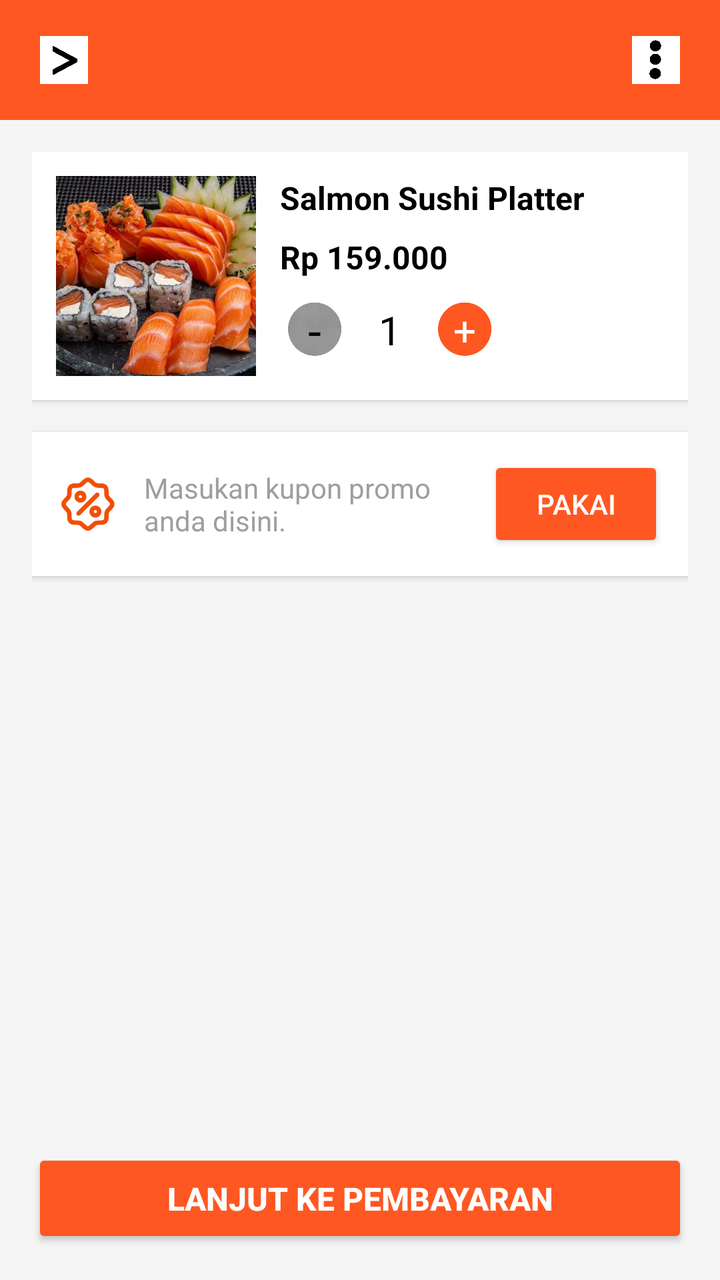
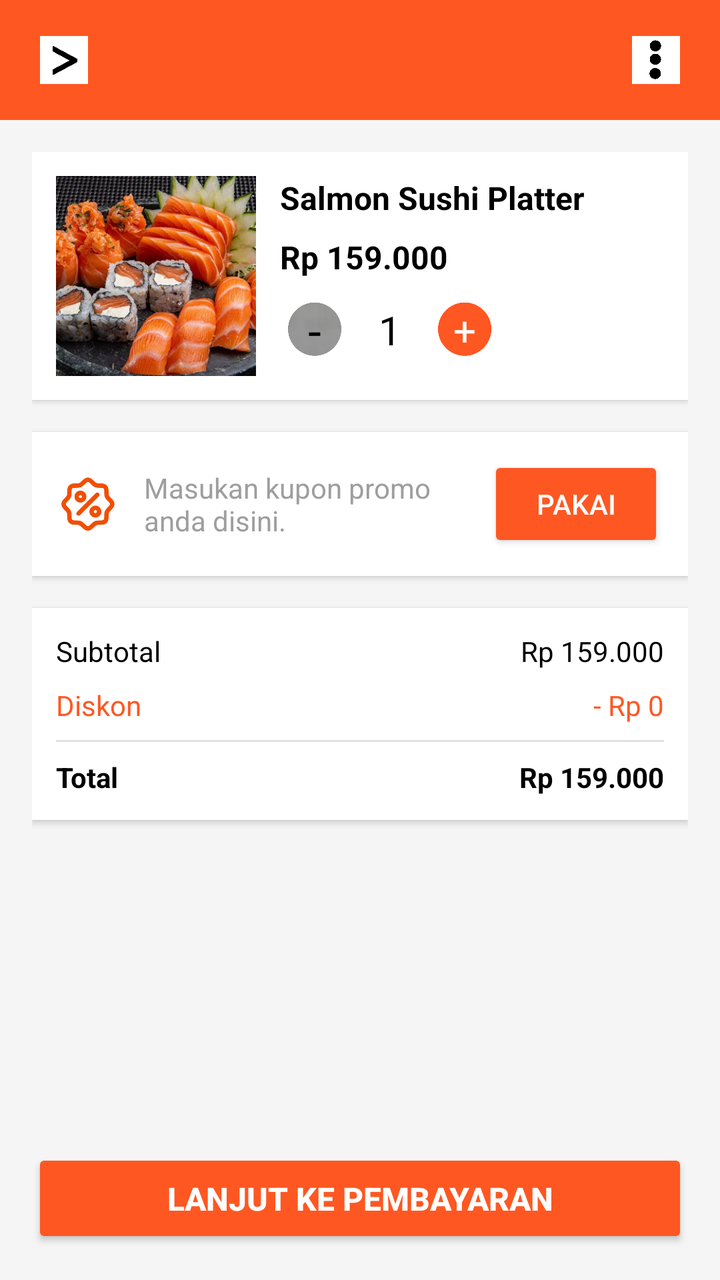

Compare the two renders of this Android layout. The source of the first and the diff that turns it into the second are given below.
<!-- AndroidManifest.xml: application theme Theme.Sushilicious -->
<!-- res/layout/activity_cart.xml -->
<?xml version="1.0" encoding="utf-8"?>
<androidx.constraintlayout.widget.ConstraintLayout xmlns:android="http://schemas.android.com/apk/res/android"
    xmlns:app="http://schemas.android.com/apk/res-auto"
    xmlns:tools="http://schemas.android.com/tools"
    android:id="@+id/main"
    android:layout_width="match_parent"
    android:layout_height="match_parent"
    android:background="#F5F5F5"
    tools:context=".Cart">

    
    <View
        android:id="@+id/headerBackground"
        android:layout_width="match_parent"
        android:layout_height="60dp"
        android:background="#FF5722"
        app:layout_constraintEnd_toEndOf="parent"
        app:layout_constraintStart_toStartOf="parent"
        app:layout_constraintTop_toTopOf="parent" />

    
    <ImageButton
        android:id="@+id/imageButton"
        android:layout_width="48dp"
        android:layout_height="48dp"
        android:layout_marginStart="8dp"
        android:background="@android:color/transparent"
        android:contentDescription="Tombol kembali"
        android:padding="12dp"
        android:scaleType="fitCenter"
        app:layout_constraintBottom_toBottomOf="@+id/headerBackground"
        app:layout_constraintStart_toStartOf="parent"
        app:layout_constraintTop_toTopOf="parent"
        app:srcCompat="@drawable/kembali" />

    
    <ImageButton
        android:id="@+id/imageButton2"
        android:layout_width="48dp"
        android:layout_height="48dp"
        android:layout_marginEnd="8dp"
        android:background="@android:color/transparent"
        android:contentDescription="Menu lainnya"
        android:padding="12dp"
        android:scaleType="fitCenter"
        app:layout_constraintBottom_toBottomOf="@+id/headerBackground"
        app:layout_constraintEnd_toEndOf="parent"
        app:layout_constraintTop_toTopOf="parent"
        app:srcCompat="@drawable/titiktiga" />

    
    <ScrollView
        android:layout_width="match_parent"
        android:layout_height="0dp"
        android:fillViewport="true"
        app:layout_constraintBottom_toTopOf="@+id/button2"
        app:layout_constraintEnd_toEndOf="parent"
        app:layout_constraintStart_toStartOf="parent"
        app:layout_constraintTop_toBottomOf="@+id/headerBackground">

        <LinearLayout
            android:layout_width="match_parent"
            android:layout_height="wrap_content"
            android:orientation="vertical"
            android:padding="16dp">

            
            <LinearLayout
                android:layout_width="match_parent"
                android:layout_height="wrap_content"
                android:background="@android:color/white"
                android:elevation="2dp"
                android:orientation="horizontal"
                android:padding="12dp">

                <ImageView
                    android:id="@+id/imageView3"
                    android:layout_width="100dp"
                    android:layout_height="100dp"
                    android:scaleType="centerCrop"
                    app:srcCompat="@drawable/sushi" />

                <LinearLayout
                    android:layout_width="0dp"
                    android:layout_height="wrap_content"
                    android:layout_marginStart="12dp"
                    android:layout_weight="1"
                    android:orientation="vertical">

                    <TextView
                        android:id="@+id/textView2"
                        android:layout_width="wrap_content"
                        android:layout_height="wrap_content"
                        android:text="Salmon Sushi Platter"
                        android:textColor="#000000"
                        android:textSize="16sp"
                        android:textStyle="bold" />

                    <TextView
                        android:id="@+id/textView4"
                        android:layout_width="wrap_content"
                        android:layout_height="wrap_content"
                        android:layout_marginTop="8dp"
                        android:text="Rp 159.000"
                        android:textColor="#000000"
                        android:textSize="16sp"
                        android:textStyle="bold" />

                    <LinearLayout
                        android:layout_width="wrap_content"
                        android:layout_height="wrap_content"
                        android:layout_marginTop="8dp"
                        android:gravity="center_vertical"
                        android:orientation="horizontal">

                        <TextView
                            android:id="@+id/btnMinus"
                            android:layout_width="35dp"
                            android:layout_height="35dp"
                            android:background="@drawable/bunderabu"
                            android:gravity="center"
                            android:text="-"
                            android:textColor="#000000"
                            android:textSize="24sp" />

                        <TextView
                            android:id="@+id/textQuantity"
                            android:layout_width="40dp"
                            android:layout_height="wrap_content"
                            android:gravity="center"
                            android:text="1"
                            android:textColor="#000000"
                            android:textSize="20sp" />

                        <TextView
                            android:id="@+id/btnMinus2"
                            android:layout_width="35dp"
                            android:layout_height="35dp"
                            android:background="@drawable/bunderabu"
                            android:backgroundTint="#FF5722"
                            android:gravity="center"
                            android:text="+"
                            android:textColor="#FFFFFF"
                            android:textSize="20sp" />

                    </LinearLayout>

                </LinearLayout>

            </LinearLayout>

            

            
            <LinearLayout
                android:layout_width="match_parent"
                android:layout_height="wrap_content"
                android:layout_marginTop="16dp"
                android:background="@android:color/white"
                android:elevation="2dp"
                android:gravity="center_vertical"
                android:orientation="horizontal"
                android:padding="12dp">

                <ImageView
                    android:id="@+id/imageView7"
                    android:layout_width="32dp"
                    android:layout_height="32dp"
                    app:srcCompat="@drawable/logopromo" />

                <TextView
                    android:id="@+id/textView7"
                    android:layout_width="0dp"
                    android:layout_height="wrap_content"
                    android:layout_marginStart="12dp"
                    android:layout_weight="1"
                    android:text="Masukan kupon promo anda disini."
                    android:textColor="#9E9E9E"
                    android:textSize="14sp" />

                <Button
                    android:id="@+id/button"
                    android:layout_width="wrap_content"
                    android:layout_height="wrap_content"
                    android:backgroundTint="#FF5722"
                    android:text="Pakai"
                    android:textColor="#FFFFFF" />

            </LinearLayout>

        </LinearLayout>

    </ScrollView>

    
    <Button
        android:id="@+id/button2"
        android:layout_width="match_parent"
        android:layout_height="wrap_content"
        android:layout_marginStart="16dp"
        android:layout_marginEnd="16dp"
        android:layout_marginBottom="16dp"
        android:backgroundTint="#FF5722"
        android:padding="14dp"
        android:text="Lanjut ke pembayaran"
        android:textColor="#FFFFFF"
        android:textSize="16sp"
        android:textStyle="bold"
        app:layout_constraintBottom_toBottomOf="parent"
        app:layout_constraintEnd_toEndOf="parent"
        app:layout_constraintStart_toStartOf="parent" />

</androidx.constraintlayout.widget.ConstraintLayout>
<!-- resources referenced by this layout -->
<resources>
  <!-- drawable bunderabu: png bitmap (drawable, 57897 bytes) -->
  <!-- drawable kembali: jpeg bitmap (drawable, 9949 bytes) -->
  <!-- drawable logopromo: png bitmap (drawable, 5403 bytes) -->
  <!-- drawable sushi: png bitmap (drawable, 285050 bytes) -->
  <!-- drawable titiktiga: jpeg bitmap (drawable, 8886 bytes) -->
  <style name="Theme.Sushilicious" parent="Base.Theme.Sushilicious" />
  <style name="Base.Theme.Sushilicious" parent="Theme.Material3.DayNight.NoActionBar">
          
          
      </style>
</resources>

<!-- the commit's change to res/layout/activity_cart.xml (unified diff, before → after) -->
@@ -150,8 +150,6 @@
             </LinearLayout>
 
             
-
-            
             <LinearLayout
                 android:layout_width="match_parent"
                 android:layout_height="wrap_content"
@@ -168,14 +166,16 @@
                     android:layout_height="32dp"
                     app:srcCompat="@drawable/logopromo" />
 
-                <TextView
-                    android:id="@+id/textView7"
+                <EditText
+                    android:id="@+id/etCoupon"
                     android:layout_width="0dp"
                     android:layout_height="wrap_content"
                     android:layout_marginStart="12dp"
                     android:layout_weight="1"
-                    android:text="Masukan kupon promo anda disini."
-                    android:textColor="#9E9E9E"
+                    android:background="@android:color/transparent"
+                    android:hint="Masukan kupon promo anda disini."
+                    android:textColorHint="#9E9E9E"
+                    android:textColor="#000000"
                     android:textSize="14sp" />
 
                 <Button
@@ -185,6 +185,92 @@
                     android:backgroundTint="#FF5722"
                     android:text="Pakai"
                     android:textColor="#FFFFFF" />
+
+            </LinearLayout>
+
+            
+            <LinearLayout
+                android:id="@+id/priceSummary"
+                android:layout_width="match_parent"
+                android:layout_height="wrap_content"
+                android:layout_marginTop="16dp"
+                android:background="@android:color/white"
+                android:elevation="2dp"
+                android:orientation="vertical"
+                android:padding="12dp">
+
+                <LinearLayout
+                    android:layout_width="match_parent"
+                    android:layout_height="wrap_content"
+                    android:orientation="horizontal">
+
+                    <TextView
+                        android:layout_width="0dp"
+                        android:layout_height="wrap_content"
+                        android:layout_weight="1"
+                        android:text="Subtotal"
+                        android:textColor="#000000" />
+
+                    <TextView
+                        android:id="@+id/tvSubtotal"
+                        android:layout_width="wrap_content"
+                        android:layout_height="wrap_content"
+                        android:text="Rp 159.000"
+                        android:textColor="#000000" />
+
+                </LinearLayout>
+
+                <LinearLayout
+                    android:layout_width="match_parent"
+                    android:layout_height="wrap_content"
+                    android:layout_marginTop="8dp"
+                    android:orientation="horizontal">
+
+                    <TextView
+                        android:layout_width="0dp"
+                        android:layout_height="wrap_content"
+                        android:layout_weight="1"
+                        android:text="Diskon"
+                        android:textColor="#FF5722" />
+
+                    <TextView
+                        android:id="@+id/tvDiskon"
+                        android:layout_width="wrap_content"
+                        android:layout_height="wrap_content"
+                        android:text="- Rp 0"
+                        android:textColor="#FF5722" />
+
+                </LinearLayout>
+
+                <View
+                    android:layout_width="match_parent"
+                    android:layout_height="1dp"
+                    android:layout_marginTop="8dp"
+                    android:layout_marginBottom="8dp"
+                    android:background="#E0E0E0" />
+
+                <LinearLayout
+                    android:layout_width="match_parent"
+                    android:layout_height="wrap_content"
+                    android:orientation="horizontal">
+
+                    <TextView
+                        android:layout_width="0dp"
+                        android:layout_height="wrap_content"
+                        android:layout_weight="1"
+                        android:text="Total"
+                        android:textColor="#000000"
+                        android:textStyle="bold" />
+
+                    <TextView
+                        android:id="@+id/tvTotal"
+                        android:layout_width="wrap_content"
+                        android:layout_height="wrap_content"
+                        android:text="Rp 159.000"
+                        android:textColor="#000000"
+                        android:textStyle="bold" />
+
+                </LinearLayout>
 
             </LinearLayout>
 
